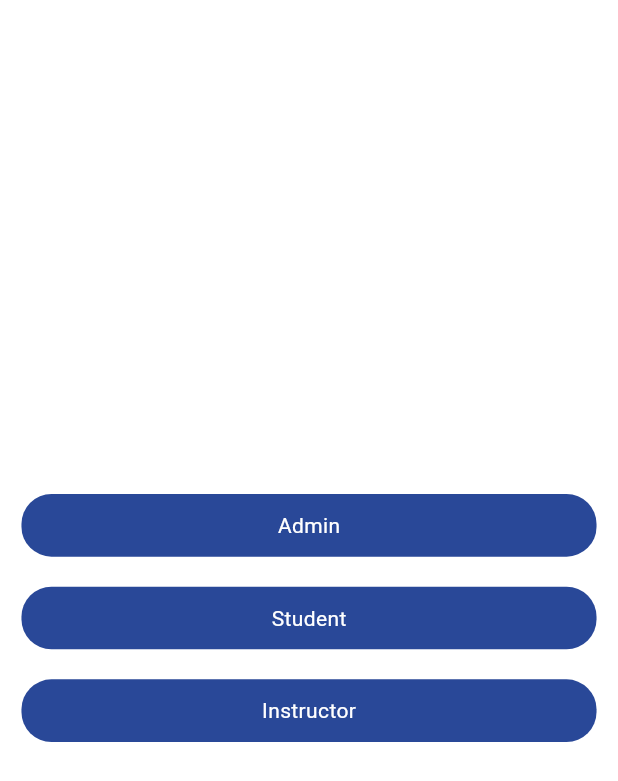
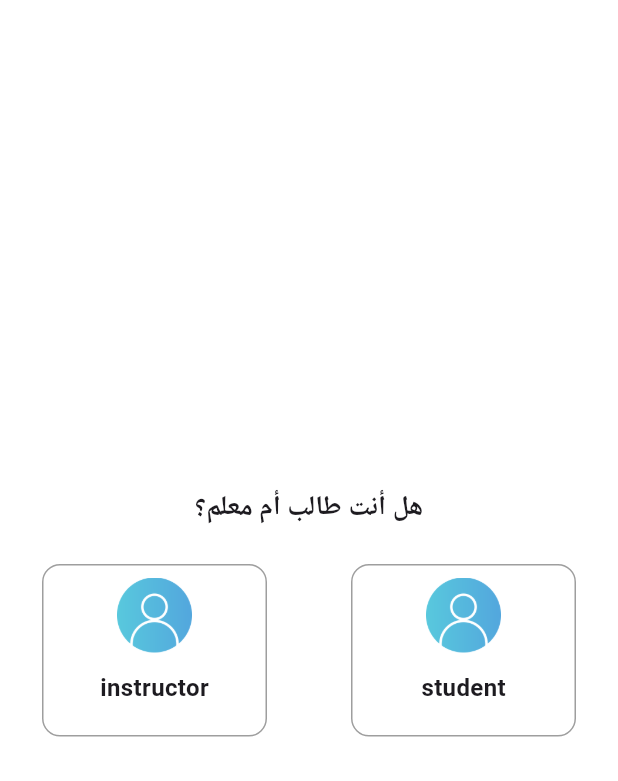
Before and after one commit to Rehab-Sobhy/MR-VET, a Flutter app: the screen it shows after launch, on a phone screen of 412 x 824 dp. Shown: the top 781 px of the screen. Run offline on Flutter 3.47's test engine with Material 3 defaults, Android fonts, the phone set to English and light mode, and no system bars; drawn by our look-alikes of overlay_support; our stand-ins replace bloc, dio, easy_localization, flutter_bloc, flutter_screenutil, gap and 2 more.

Commit message:
create notification cubit,states and presentaion ,edit in  ui of choose role

```diff
--- a/lib/auth/choooseRoleToAuth.dart
+++ b/lib/auth/choooseRoleToAuth.dart
@@ -1,10 +1,7 @@
 import 'package:education_app/auth/register/register.dart';
 import 'package:education_app/auth/register/register_model.dart';
-import 'package:education_app/resources/colors.dart';
-import 'package:education_app/resources/widgets/mainButton.dart';
-import 'package:flutter/foundation.dart';
+
 import 'package:flutter/material.dart';
-import 'package:gap/gap.dart';
 
 class ChooseRole extends StatefulWidget {
   const ChooseRole({super.key});
@@ -24,20 +21,61 @@ class _ChooseRoleState extends State<ChooseRole> {
         child: Column(
           mainAxisAlignment: MainAxisAlignment.center,
           children: [
-            MainButton(
-              backGroundColor: primaryColor,
-              textColor: Colors.white,
-              text: "Admin",
+            Padding(
+              padding: const EdgeInsets.all(8.0),
+              child: Text(
+                "هل أنت طالب أم معلم؟",
+                style: TextStyle(fontSize: 18, fontWeight: FontWeight.bold),
+              ),
+            ),
+            Row(
+              mainAxisAlignment: MainAxisAlignment.spaceAround,
+              children: [
+                InkWell(
                   onTap: () {
-                role = "admin";
-                registerModel.role = "admin";
+                    role = "instructor";
+                    registerModel.role = "instructor";
+                    Navigator.push(
+                        context,
+                        MaterialPageRoute(
+                            builder: (context) => RegisterScreen(
+                                  role: role!,
+                                )));
                   },
+                  child: Container(
+                    padding: EdgeInsets.all(8),
+                    width: 150,
+                    margin: const EdgeInsets.all(16),
+                    decoration: BoxDecoration(
+                      color: Colors.white,
+                      borderRadius: BorderRadius.circular(12),
+                      border:
+                          Border.all(color: Colors.grey), // Light grey border
                     ),
-            Gap(20),
-            MainButton(
-              backGroundColor: primaryColor,
-              textColor: Colors.white,
-              text: "Student",
+                    child: Column(
+                      mainAxisSize: MainAxisSize.min,
+                      children: [
+                        ClipRRect(
+                          borderRadius: const BorderRadius.vertical(
+                              top: Radius.circular(12)),
+                          child: Image.asset(
+                            'assets/images/user_11144615.png',
+                            height: 50,
+                          ),
+                        ),
+                        const Padding(
+                          padding: EdgeInsets.all(12.0),
+                          child: Text(
+                            'instructor',
+                            style: TextStyle(
+                                fontSize: 16, fontWeight: FontWeight.bold),
+                          ),
+                        ),
+                      ],
+                    ),
+                  ),
+                ),
+                InkWell(
                   onTap: () {
                     role = "student";
                     registerModel.role = "student";
@@ -48,20 +86,39 @@ class _ChooseRoleState extends State<ChooseRole> {
                                   role: role!,
                                 )));
                   },
+                  child: Container(
+                    padding: EdgeInsets.all(8),
+                    width: 150,
+                    margin: const EdgeInsets.all(16),
+                    decoration: BoxDecoration(
+                      color: Colors.white,
+                      borderRadius: BorderRadius.circular(12),
+                      border: Border.all(color: Colors.grey),
                     ),
-            Gap(20),
-            MainButton(
-              backGroundColor: primaryColor,
-              textColor: Colors.white,
-              text: "Instructor",
-              onTap: () {
-                role = "instructor";
-                registerModel.role = "instructor";
-                Navigator.push(
-                    context,
-                    MaterialPageRoute(
-                        builder: (context) => RegisterScreen(role: role!)));
-              },
+                    child: Column(
+                      mainAxisSize: MainAxisSize.min,
+                      children: [
+                        ClipRRect(
+                          borderRadius: const BorderRadius.vertical(
+                              top: Radius.circular(12)),
+                          child: Image.asset(
+                            'assets/images/user_11144615.png',
+                            height: 50,
+                          ),
+                        ),
+                        const Padding(
+                          padding: EdgeInsets.all(12.0),
+                          child: Text(
+                            'student',
+                            style: TextStyle(
+                                fontSize: 16, fontWeight: FontWeight.bold),
+                          ),
+                        ),
+                      ],
+                    ),
+                  ),
+                ),
+              ],
             ),
           ],
         ),
--- a/lib/bottomBarScreen.dart
+++ b/lib/bottomBarScreen.dart
@@ -23,7 +23,7 @@ class _BottomBarScreenState extends State<BottomBarScreen> {
 
   final List<Widget> _screens = [
     StudentHomeScreen(),
-    NotificationsScreen(),
+    NotificationScreen(),
     CoursesScreen(),
     SettingsScreen(),
   ];
--- a/lib/instructor/instructorHomeScreen.dart
+++ b/lib/instructor/instructorHomeScreen.dart
@@ -23,7 +23,7 @@ class _InsHomeScreenState extends State<InsHomeScreen> {
 
   final List<Widget> _screens = [
     StudentHomeScreen(),
-    NotificationsScreen(),
+    NotificationScreen(),
     CoursesScreen(),
     SettingsScreen(),
   ];
```
Also changed, not shown: lib/notifications/cubit.dart (added, +23 -0 lines), lib/notifications/model.dart (added, +22 -0 lines), lib/notifications/notificationsScreen.dart (+40 -9 lines), lib/notifications/states.dart (added, +19 -0 lines), assets/images/user_11144615.png (added). Lines whose indentation alone changed are shown as unchanged.
